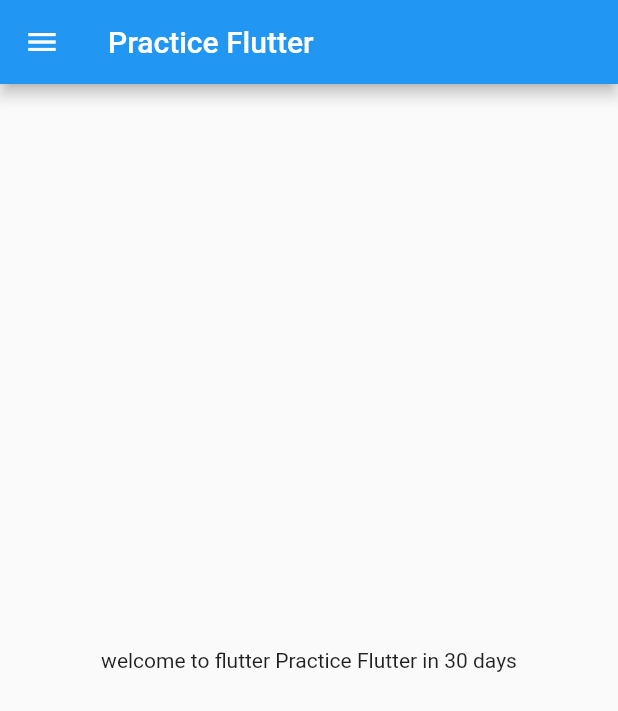
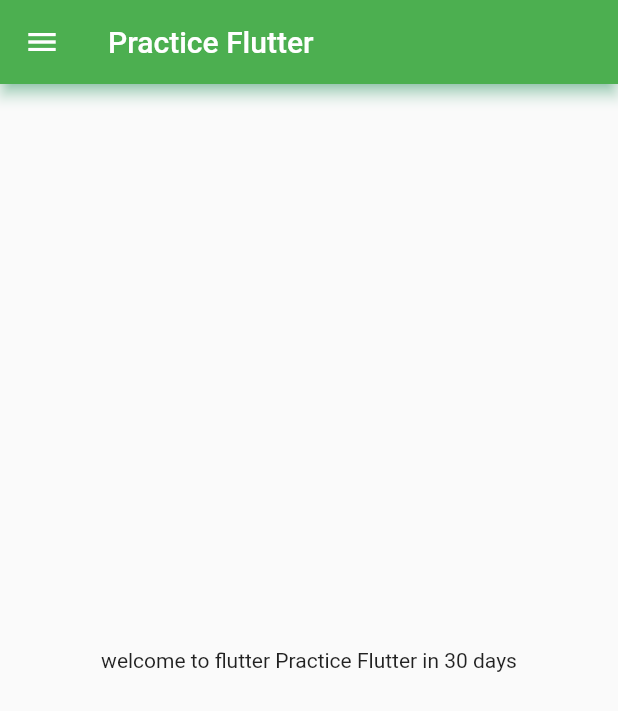
Before and after one commit to HuzaifaShkx/Flutter_30_day_challenge, a Flutter app: the screen it shows after launch, on a phone screen of 412 x 824 dp. Shown: the top 711 px of the screen. Run offline on Flutter 3.47's test engine with Material 2 defaults, Android fonts, the phone set to English and light mode, and no system bars.

Commit message:
day 3 completed

```diff
--- a/lib/main.dart
+++ b/lib/main.dart
@@ -1,6 +1,6 @@
 import 'package:flutter/material.dart';
-
-import 'home_page.dart';
+import 'package:tutorial_advance/pages/home_page.dart';
+import 'package:tutorial_advance/pages/login_page.dart';
 
 void main() {
   runApp(MyApp());
@@ -9,9 +9,19 @@
 class MyApp extends StatelessWidget {
   @override
   Widget build(BuildContext context) {
-    int a = 30;
-    String s = "Practice Flutter";
-
-    return MaterialApp(debugShowCheckedModeBanner: false, home: HomePage());
+    return MaterialApp(
+      debugShowCheckedModeBanner: false,
+      themeMode: ThemeMode.light,
+      theme: ThemeData(),
+      darkTheme: ThemeData(
+        brightness: Brightness.dark,
+      ),
+      initialRoute: "/home",
+      routes: {
+        "/": (context) => LoginPage(),
+        "/home":(context)=>HomePage(),
+        "/login": (context) => LoginPage(),
+      },
+    );
   }
 }
--- a/lib/home_page.dart
+++ b/lib/pages/home_page.dart
@@ -7,11 +7,14 @@
     String s = "Practice Flutter";
 
     return Scaffold(
+
       appBar: AppBar(
         title: Text("Practice Flutter"),
+        backgroundColor: Colors.green,
+        shadowColor: Colors.greenAccent,
       ),
       body: Center(child: Text("welcome to flutter $s in $a days")),
-      drawer: Drawer( ),
+      drawer: Drawer(),
     );
   }
 }
```
Also changed, not shown: lib/pages/login_page.dart (added, +19 -0 lines).
